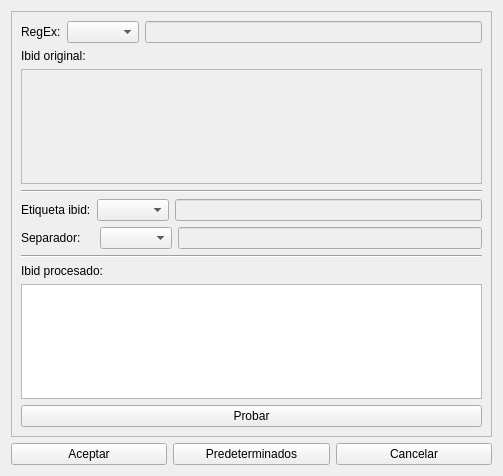
Qt form src/configWindow.ui (polirritmico/IbidEPL) before a commit.
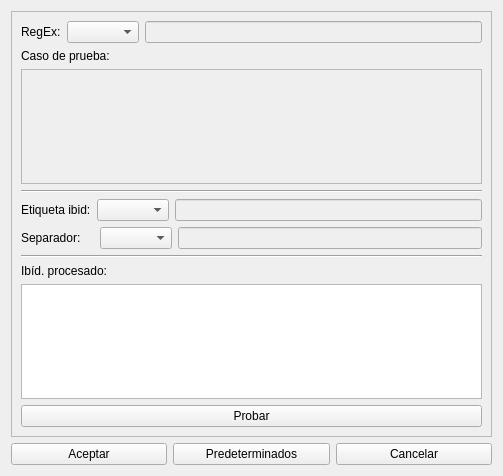
The same form after that commit. Icons and pictures are not drawn.

Commit message: change label text

```diff
--- a/src/configWindow.ui
+++ b/src/configWindow.ui
@@ -67,7 +67,7 @@
       <item>
        <widget class="QLabel" name="OriginalNoteLabel">
         <property name="text">
-         <string>Ibid original:</string>
+         <string>Caso de prueba:</string>
         </property>
        </widget>
       </item>
@@ -168,7 +168,7 @@
       <item>
        <widget class="QLabel" name="ProccesedLabel">
         <property name="text">
-         <string>Ibid procesado:</string>
+         <string>Ibíd. procesado:</string>
         </property>
        </widget>
       </item>
```
